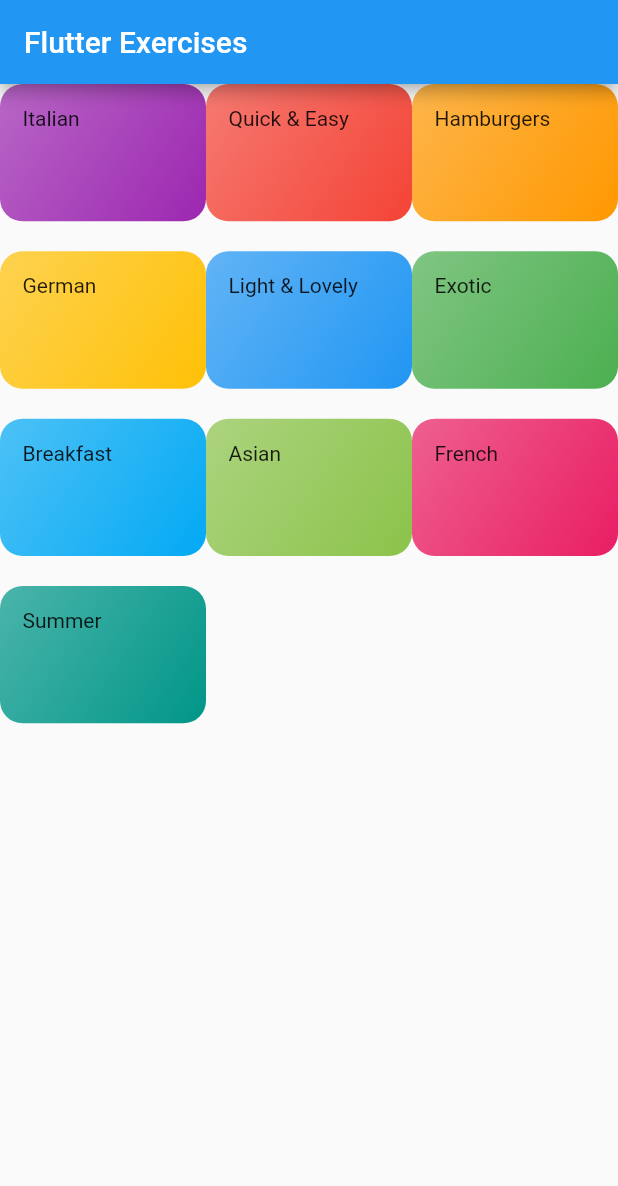
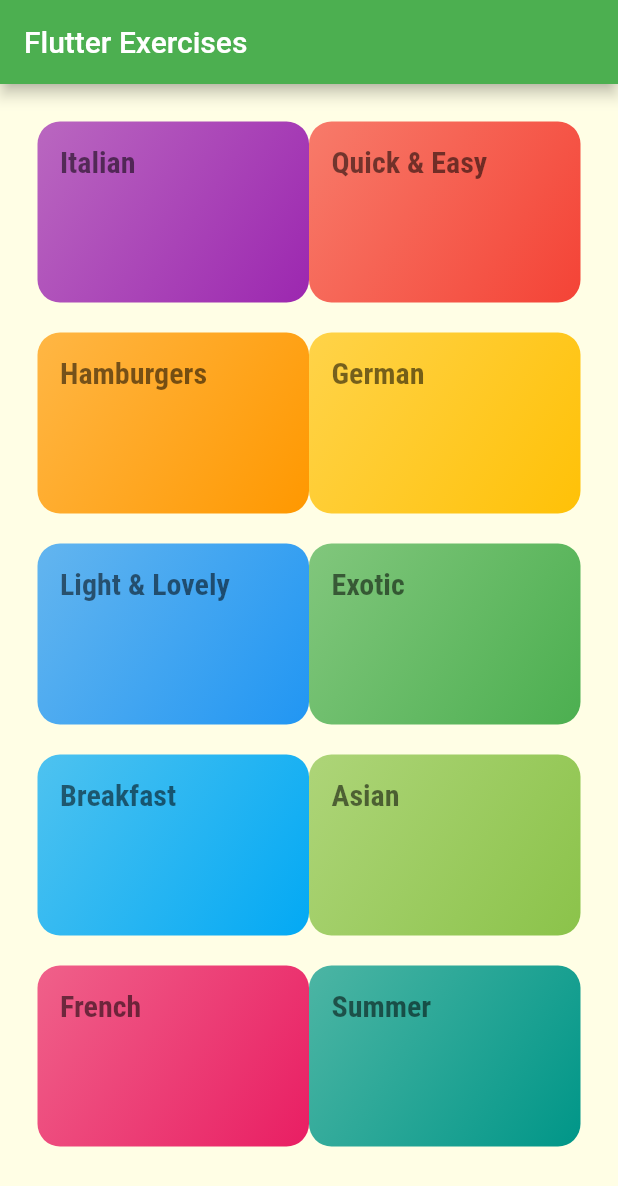
Before and after one commit to mihastele/flutter_exercises, a Flutter app: the screen it shows after launch, on a phone screen of 412 x 824 dp. Shown: the top 1186 px of the screen. Run offline on Flutter 3.47's test engine with Material 2 defaults, Android fonts, the phone set to English and light mode, and no system bars.

Commit message:
Add page transition, add styling

```diff
--- a/lib/categories_screen.dart
+++ b/lib/categories_screen.dart
@@ -13,6 +13,7 @@ class CategoriesScreen extends StatelessWidget {
         title: const Text('Flutter Exercises'),
       ),
       body: GridView(
+        padding: const EdgeInsets.all(25),
         children: DUMMY_CATEGORIES
             .map((catData) => CategoryItem(catData.title, catData.color))
             .toList(),
--- a/lib/category_item.dart
+++ b/lib/category_item.dart
@@ -1,4 +1,5 @@
 import 'package:flutter/material.dart';
+import 'package:flutter_exercises/category_meals_screen.dart';
 
 class CategoryItem extends StatelessWidget {
   final String title;
@@ -6,11 +7,25 @@ class CategoryItem extends StatelessWidget {
 
   const CategoryItem(this.title, this.color);
 
+  void selectCategory(BuildContext ctx) {
+    // add page to the pages stack, MaterialPageRoute is the wrapper that handles the page transition
+    Navigator.of(ctx).push(MaterialPageRoute(builder: (_) {
+      return const CategoryMeals();
+    }));
+  }
+
   @override
   Widget build(BuildContext context) {
-    return Container(
+    return InkWell(
+      onTap: () => selectCategory(context),
+      splashColor: Theme.of(context).primaryColor,
+      borderRadius: BorderRadius.circular(15),
+      child: Container(
         padding: const EdgeInsets.all(15),
-      child: Text(title),
+        child: Text(
+          title,
+          style: Theme.of(context).textTheme.displayLarge,
+        ),
         decoration: BoxDecoration(
           gradient: LinearGradient(
             colors: [
@@ -22,6 +37,7 @@ class CategoryItem extends StatelessWidget {
           ),
           borderRadius: BorderRadius.circular(15),
         ),
+      ),
     );
   }
 }
--- a/lib/main.dart
+++ b/lib/main.dart
@@ -23,7 +23,18 @@ class MyApp extends StatelessWidget {
         // or simply save your changes to "hot reload" in a Flutter IDE).
         // Notice that the counter didn't reset back to zero; the application
         // is not restarted.
-        primarySwatch: Colors.blue,
+        colorScheme: ColorScheme.fromSwatch(primarySwatch: Colors.green)
+            .copyWith(secondary: Colors.brown),
+        canvasColor: Color.fromRGBO(255, 254, 229, 1),
+        fontFamily: 'Raleway',
+        textTheme: ThemeData.light().textTheme.copyWith(
+            bodyLarge: TextStyle(color: Color.fromRGBO(20, 51, 51, 1)),
+            bodyMedium: TextStyle(color: Color.fromRGBO(20, 51, 51, 1)),
+            displayLarge: TextStyle(
+              fontSize: 20,
+              fontFamily: 'RobotoCondensed',
+              fontWeight: FontWeight.bold,
+            )),
       ),
       home: const CategoriesScreen(),
     );
```
Also changed, not shown: lib/category_meals_screen.dart (added, +17 -0 lines), pubspec.yaml (+19 -10 lines), assets/fonts/Raleway-Black.ttf (added), assets/fonts/Raleway-Bold.ttf (added), assets/fonts/Raleway-Regular.ttf (added), assets/fonts/RobotoCondensed-Bold.ttf (added), assets/fonts/RobotoCondensed-Italic.ttf (added), assets/fonts/RobotoCondensed-Light.ttf (added), assets/fonts/RobotoCondensed-Regular.ttf (added). Lines whose indentation alone changed are shown as unchanged.
